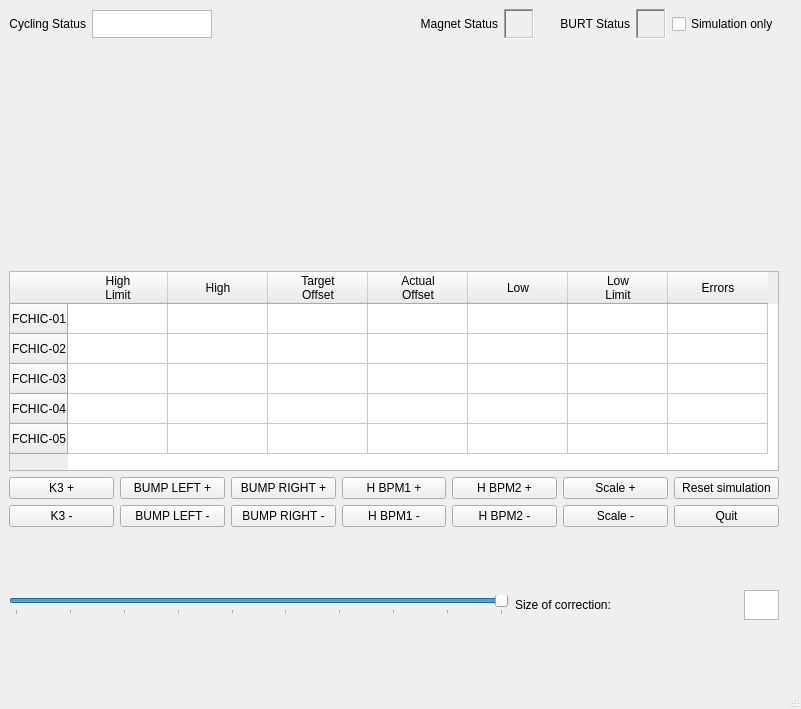
This is i10chicgui.ui in DiamondLightSource/i10switching as Qt 5 draws it before an edit. The edited form follows.
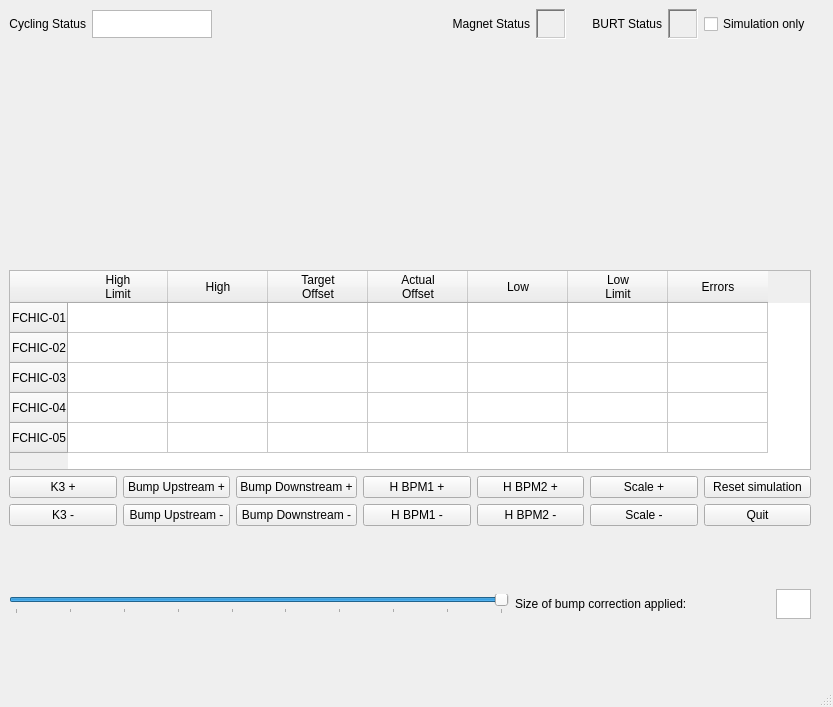
This is the edited form.

Commit message: Adjusting GUIs to look nicer: changed bump button names and added gaussian scale bar (not yet connected up)

The edit to the form file:
```diff
--- a/i10chicgui.ui
+++ b/i10chicgui.ui
@@ -6,8 +6,8 @@
    <rect>
     <x>0</x>
     <y>0</y>
-    <width>801</width>
-    <height>709</height>
+    <width>833</width>
+    <height>707</height>
    </rect>
   </property>
   <property name="windowTitle">
@@ -33,7 +33,7 @@
       <item row="0" column="1">
        <widget class="QPushButton" name="bumpleftplusButton">
         <property name="text">
-         <string>BUMP LEFT +</string>
+         <string>Bump Upstream +</string>
         </property>
        </widget>
       </item>
@@ -47,21 +47,21 @@
       <item row="1" column="1">
        <widget class="QPushButton" name="bumpleftminusButton">
         <property name="text">
-         <string>BUMP LEFT -</string>
+         <string>Bump Upstream -</string>
         </property>
        </widget>
       </item>
       <item row="0" column="2">
        <widget class="QPushButton" name="bumprightplusButton">
         <property name="text">
-         <string>BUMP RIGHT +</string>
+         <string>Bump Downstream +</string>
         </property>
        </widget>
       </item>
       <item row="1" column="2">
        <widget class="QPushButton" name="bumprightminusButton">
         <property name="text">
-         <string>BUMP RIGHT -</string>
+         <string>Bump Downstream -</string>
         </property>
        </widget>
       </item>
@@ -496,7 +496,7 @@
       <item row="1" column="1">
        <widget class="QLabel" name="label_2">
         <property name="text">
-         <string>Size of correction:</string>
+         <string>Size of bump correction applied:</string>
         </property>
        </widget>
       </item>
```
Left out of the diff: 2 changed lines with no effect on the pictures. The commit also changes 3 other files.
